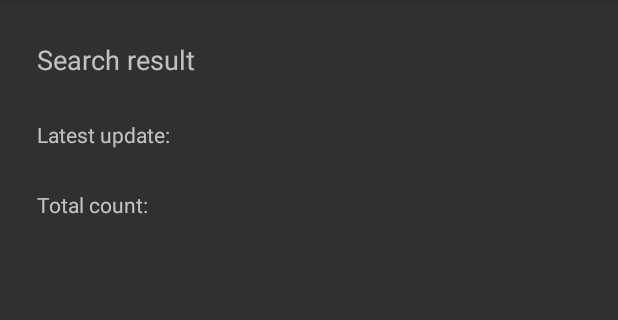
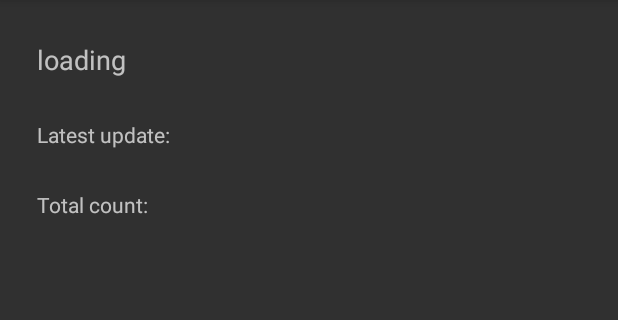
Before and after one commit to YoshikiYUINE/SearchJapanAmateurRadioStationLicenceInformation, an Android app: the ViewRadioStationLicenceActivity screen opened directly, with no data from a screen before it, on a phone screen of 412 x 824 dp, the part 84-404 px from its top. Run offline under Robolectric (Android 15) with nearby library versions, the phone set to English and light mode, and no system bars; network calls fail.

Commit message:
add loading text

```diff
--- a/app/src/main/java/info/eniuy/searchjapanamateurradiostationlicenceinformation/ViewRadioStationLicenceActivity.kt
+++ b/app/src/main/java/info/eniuy/searchjapanamateurradiostationlicenceinformation/ViewRadioStationLicenceActivity.kt
@@ -131,10 +131,11 @@ class ViewRadioStationLicenceActivity : AppCompatActivity() {
 
     @SuppressLint("StaticFieldLeak")
     private inner class RadioLicenceReceiver : AsyncTask<String, String, String>() {
+        val searchResult: TextView = findViewById(R.id.search_result)//searchResult label
         override fun onPreExecute() {//before async job of ui thread
             super.onPreExecute()
             Log.d("RadioLicenceReceiver", "start onPreExecute")
-
+            searchResult.setText(R.string.loading)//set value
         }
 
         override fun doInBackground(vararg params: String?): String {//async job
@@ -170,6 +171,7 @@ class ViewRadioStationLicenceActivity : AppCompatActivity() {
             val totalCountText = findViewById<TextView>(R.id.totalCount)
             val searchResultList = findViewById<ListView>(R.id.search_result_list)
 
+
             val rootJSON = JSONObject(result)//result string to JSON object [root object]
 
             val licenceList = createLicenceList(rootJSON)//item of list view, SimpleAdapter args #2
@@ -184,6 +186,7 @@ class ViewRadioStationLicenceActivity : AppCompatActivity() {
 
             latestUpdateText.text = getMusenInformation(rootJSON, lastUpdateDate)//set latestUpdateText
             totalCountText.text = getMusenInformation(rootJSON, totalCount)//set totalCountText
+            searchResult.setText(R.string.search_result)//change values
 
         }//fun onPostExecute
 
--- a/app/src/main/res/values/strings.xml
+++ b/app/src/main/res/values/strings.xml
@@ -30,4 +30,5 @@
     <string name="movement_area">Movement Area</string>
     <string name="radio_equipment_location">Radio Equipment Location</string>
     <string name="radio_spec">Radio Spec</string>
+    <string name="loading">loading</string>
 </resources>
```
Also changed, not shown: 1 other file.
